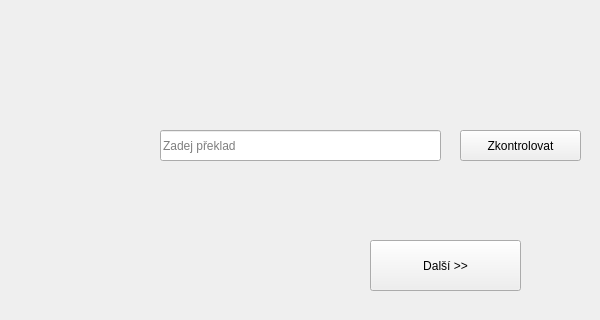
This is src/mainwindow.ui in tommyjj83/vocabulator as Qt 5 draws it before an edit. The edited form follows.
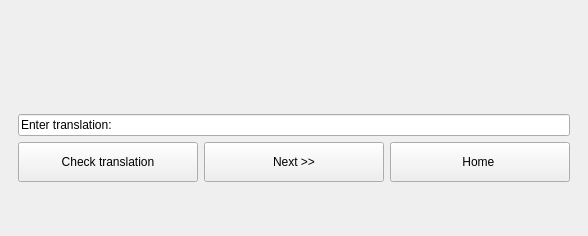
This is the edited form. The open tabs and pages were chosen to show the change.

Commit message:
Changes made mostly on the appearance of the application. Home button added.
Window can now be resized and the widgets resize accordingly. Size of the text to be translated is adjusted based on the length of the text and space available. Buttons, which are not
available are now lightGray. Home button was added, so user can get back to welcome widget.

The edit to the form file:
```diff
--- a/src/mainwindow.ui
+++ b/src/mainwindow.ui
@@ -6,23 +6,17 @@
    <rect>
     <x>0</x>
     <y>0</y>
-    <width>600</width>
-    <height>320</height>
+    <width>588</width>
+    <height>236</height>
    </rect>
   </property>
   <property name="windowTitle">
    <string>MainWindow</string>
   </property>
   <widget class="QWidget" name="centralwidget">
+   <layout class="QVBoxLayout" name="verticalLayout_2">
+    <item>
    <widget class="QStackedWidget" name="mainStackedWidget">
-    <property name="geometry">
-     <rect>
-      <x>0</x>
-      <y>0</y>
-      <width>631</width>
-      <height>311</height>
-     </rect>
-    </property>
     <property name="autoFillBackground">
      <bool>false</bool>
     </property>
@@ -126,27 +120,75 @@
      </widget>
     </widget>
     <widget class="QWidget" name="volcabularyTrainer">
-     <widget class="QPushButton" name="btnCheckTranslation">
-      <property name="geometry">
-       <rect>
-        <x>460</x>
-        <y>130</y>
-        <width>121</width>
-        <height>31</height>
-       </rect>
+       <layout class="QVBoxLayout" name="verticalLayout_3">
+        <item>
+         <widget class="QLabel" name="labelWordToTranslate">
+          <property name="sizePolicy">
+           <sizepolicy hsizetype="Preferred" vsizetype="Expanding">
+            <horstretch>0</horstretch>
+            <verstretch>0</verstretch>
+           </sizepolicy>
+          </property>
+          <property name="minimumSize">
+           <size>
+            <width>0</width>
+            <height>90</height>
+           </size>
+          </property>
+          <property name="maximumSize">
+           <size>
+            <width>16777215</width>
+            <height>16777215</height>
+           </size>
+          </property>
+          <property name="locale">
+           <locale language="English" country="UnitedStates"/>
       </property>
       <property name="text">
-       <string>Zkontrolovat</string>
-      </property>
-     </widget>
+           <string/>
+          </property>
+          <property name="alignment">
+           <set>Qt::AlignmentFlag::AlignCenter</set>
+          </property>
+          <property name="wordWrap">
+           <bool>true</bool>
+          </property>
+          <property name="margin">
+           <number>0</number>
+          </property>
+          <property name="indent">
+           <number>0</number>
+          </property>
+         </widget>
+        </item>
+        <item>
      <widget class="QLineEdit" name="lineEditTranslation">
-      <property name="geometry">
-       <rect>
-        <x>160</x>
-        <y>130</y>
-        <width>281</width>
-        <height>31</height>
-       </rect>
+          <property name="sizePolicy">
+           <sizepolicy hsizetype="Expanding" vsizetype="Expanding">
+            <horstretch>0</horstretch>
+            <verstretch>0</verstretch>
+           </sizepolicy>
+          </property>
+          <property name="minimumSize">
+           <size>
+            <width>0</width>
+            <height>0</height>
+           </size>
+          </property>
+          <property name="maximumSize">
+           <size>
+            <width>16777215</width>
+            <height>40</height>
+           </size>
+          </property>
+          <property name="sizeIncrement">
+           <size>
+            <width>0</width>
+            <height>0</height>
+           </size>
+          </property>
+          <property name="text">
+           <string>Enter translation:</string>
       </property>
       <property name="readOnly">
        <bool>false</bool>
@@ -155,47 +197,114 @@
        <string>Zadej překlad</string>
       </property>
      </widget>
-     <widget class="QLabel" name="labelResult">
-      <property name="geometry">
-       <rect>
-        <x>50</x>
-        <y>190</y>
-        <width>491</width>
-        <height>41</height>
-       </rect>
-      </property>
-      <property name="text">
-       <string/>
-      </property>
-     </widget>
-     <widget class="QLabel" name="labelWordToTranslate">
-      <property name="geometry">
-       <rect>
-        <x>140</x>
-        <y>30</y>
-        <width>331</width>
-        <height>61</height>
-       </rect>
+        </item>
+        <item>
+         <layout class="QHBoxLayout" name="contOptions_trainer">
+          <item>
+           <widget class="QPushButton" name="btnCheckTranslation">
+            <property name="sizePolicy">
+             <sizepolicy hsizetype="Minimum" vsizetype="Expanding">
+              <horstretch>0</horstretch>
+              <verstretch>0</verstretch>
+             </sizepolicy>
+            </property>
+            <property name="minimumSize">
+             <size>
+              <width>0</width>
+              <height>40</height>
+             </size>
+            </property>
+            <property name="maximumSize">
+             <size>
+              <width>16777215</width>
+              <height>60</height>
+             </size>
       </property>
       <property name="text">
-       <string/>
-      </property>
-     </widget>
+             <string>Check translation</string>
+            </property>
+           </widget>
+          </item>
+          <item>
      <widget class="QPushButton" name="btnNextTranslation">
-      <property name="geometry">
-       <rect>
-        <x>370</x>
-        <y>240</y>
-        <width>151</width>
-        <height>51</height>
-       </rect>
-      </property>
+            <property name="sizePolicy">
+             <sizepolicy hsizetype="Minimum" vsizetype="Expanding">
+              <horstretch>0</horstretch>
+              <verstretch>0</verstretch>
+             </sizepolicy>
+            </property>
+            <property name="minimumSize">
+             <size>
+              <width>0</width>
+              <height>40</height>
+             </size>
+            </property>
+            <property name="maximumSize">
+             <size>
+              <width>16777215</width>
+              <height>60</height>
+             </size>
+            </property>
       <property name="text">
-       <string>Další &gt;&gt;</string>
-      </property>
-     </widget>
-    </widget>
-   </widget>
+             <string>Next &gt;&gt;</string>
+            </property>
+           </widget>
+          </item>
+          <item>
+           <widget class="QPushButton" name="btnHome">
+            <property name="sizePolicy">
+             <sizepolicy hsizetype="Minimum" vsizetype="Expanding">
+              <horstretch>0</horstretch>
+              <verstretch>0</verstretch>
+             </sizepolicy>
+            </property>
+            <property name="minimumSize">
+             <size>
+              <width>0</width>
+              <height>40</height>
+             </size>
+            </property>
+            <property name="maximumSize">
+             <size>
+              <width>16777215</width>
+              <height>60</height>
+             </size>
+            </property>
+            <property name="text">
+             <string>Home </string>
+            </property>
+           </widget>
+          </item>
+         </layout>
+        </item>
+        <item>
+         <widget class="QLabel" name="labelResult">
+          <property name="text">
+           <string/>
+          </property>
+          <property name="alignment">
+           <set>Qt::AlignmentFlag::AlignCenter</set>
+          </property>
+         </widget>
+        </item>
+        <item>
+         <spacer name="verticalSpacer">
+          <property name="orientation">
+           <enum>Qt::Orientation::Vertical</enum>
+          </property>
+          <property name="sizeHint" stdset="0">
+           <size>
+            <width>20</width>
+            <height>40</height>
+           </size>
+          </property>
+         </spacer>
+        </item>
+       </layout>
+      </widget>
+     </widget>
+    </item>
+   </layout>
   </widget>
  </widget>
  <resources/>
```
Left out of the diff: 201 changed lines with no effect on the pictures. Lines whose indentation alone changed are shown as unchanged. The commit also changes 2 other files.
